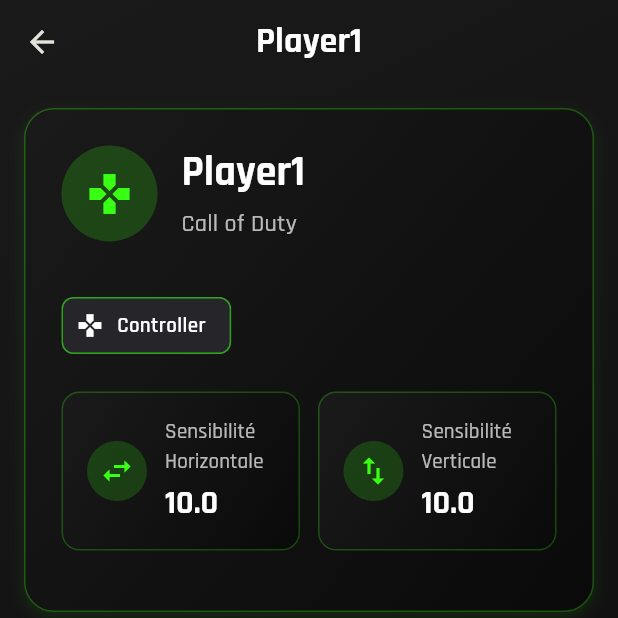
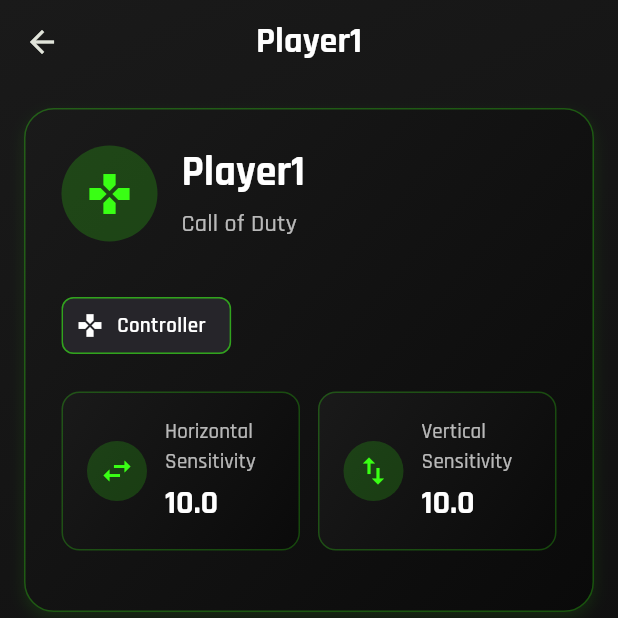
Before and after one commit to dejaham/fpsprosettings, a Flutter app: the PlayerDetailsPage screen opened directly with sample values from the repository, on a phone screen of 412 x 824 dp, the top half of it. Run offline on Flutter 3.47's test engine with Material 3 defaults, Android fonts, the light colour scheme and no system bars; our stand-ins replace cloud_firestore, firebase_core, google_fonts; accounts and stored records are empty.

Commit message:
Traduction des titres en anglais

```diff
--- a/lib/screens/home_page.dart
+++ b/lib/screens/home_page.dart
@@ -62,7 +62,7 @@ class HomePage extends StatelessWidget {
               if (!snapshot.hasData || snapshot.data!.docs.isEmpty) {
                 return Center(
                   child: Text(
-                    'Aucun jeu disponible pour le moment',
+                    'No games available at the moment.',
                     style: Theme.of(context).textTheme.titleLarge?.copyWith(
                           color: Colors.white70,
                         ),
@@ -78,7 +78,7 @@ class HomePage extends StatelessWidget {
               if (games.isEmpty) {
                 return Center(
                   child: Text(
-                    'Aucun jeu disponible pour le moment',
+                    'No games available at the moment.',
                     style: Theme.of(context).textTheme.titleLarge?.copyWith(
                           color: Colors.white70,
                         ),
--- a/lib/screens/player_details_page.dart
+++ b/lib/screens/player_details_page.dart
@@ -174,7 +174,7 @@ class PlayerDetailsPage extends StatelessWidget {
                               child: _metricCard(
                                 context,
                                 icon: Icons.mouse,
-                                label: 'Sensibilité Souris',
+                                label: 'Mouse Sensitivity',
                                 value: player.sensitivityMouse!.toString(),
                               ),
                             ),
@@ -191,7 +191,7 @@ class PlayerDetailsPage extends StatelessWidget {
                         _metricCard(
                           context,
                           icon: Icons.mouse,
-                          label: 'Sensibilité Souris',
+                          label: 'Mouse Sensitivity',
                           value: player.sensitivityMouse!.toString(),
                         ),
                     ],
@@ -202,7 +202,7 @@ class PlayerDetailsPage extends StatelessWidget {
                             child: _metricCard(
                               context,
                               icon: Icons.swap_horiz,
-                              label: 'Sensibilité Horizontale',
+                              label: 'Horizontal Sensitivity',
                               value: player.sensitivityControllerHorizontal
                                       ?.toString() ??
                                   '-',
@@ -213,7 +213,7 @@ class PlayerDetailsPage extends StatelessWidget {
                             child: _metricCard(
                               context,
                               icon: Icons.swap_vert,
-                              label: 'Sensibilité Verticale',
+                              label: 'Vertical Sensitivity',
                               value: player.sensitivityControllerVertical
                                       ?.toString() ??
                                   '-',
--- a/lib/screens/players_page.dart
+++ b/lib/screens/players_page.dart
@@ -92,7 +92,7 @@ class _PlayersPageState extends State<PlayersPage> {
                 onChanged: (v) => setState(() => _searchQuery = v),
                 style: const TextStyle(color: Colors.white),
                 decoration: InputDecoration(
-                  hintText: 'Rechercher un joueur',
+                  hintText: 'Find a player',
                   hintStyle: const TextStyle(color: Colors.white70),
                   prefixIcon:
                       Icon(Icons.search, color: Theme.of(context).primaryColor),
@@ -144,7 +144,7 @@ class _PlayersPageState extends State<PlayersPage> {
                   if (!snapshot.hasData || snapshot.data!.docs.isEmpty) {
                     return Center(
                       child: Text(
-                        'Aucun joueur trouvé pour ${widget.game.name}',
+                        'No player found for ${widget.game.name}',
                         style: Theme.of(context).textTheme.titleLarge?.copyWith(
                               color: Colors.white70,
                             ),
```
